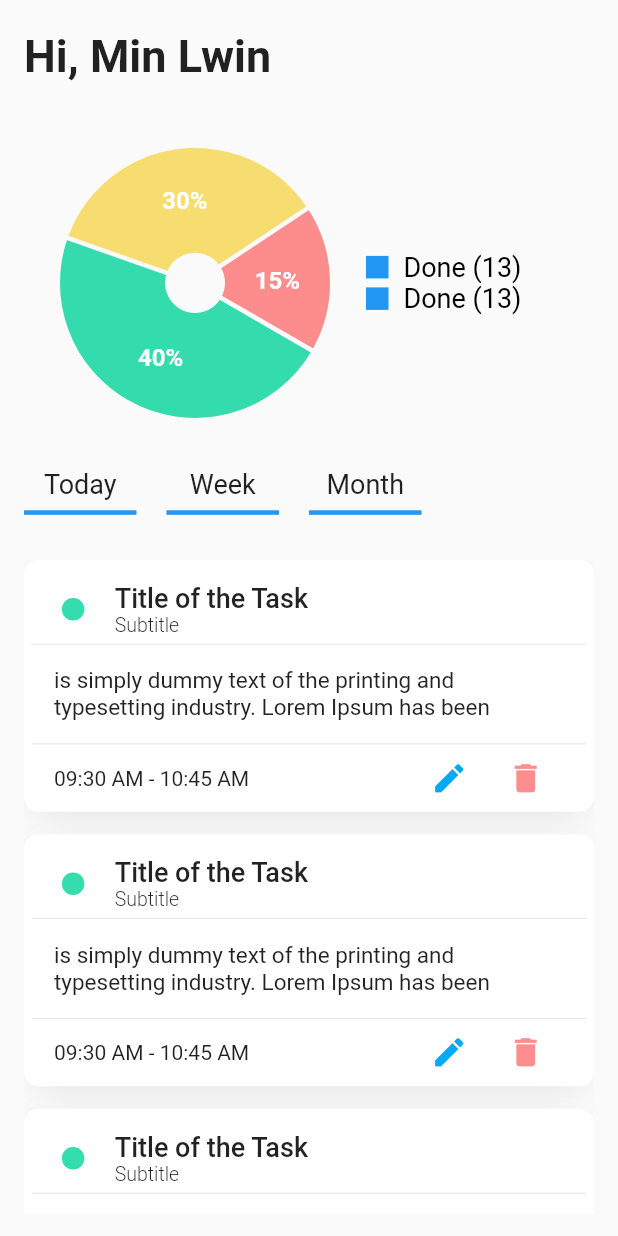
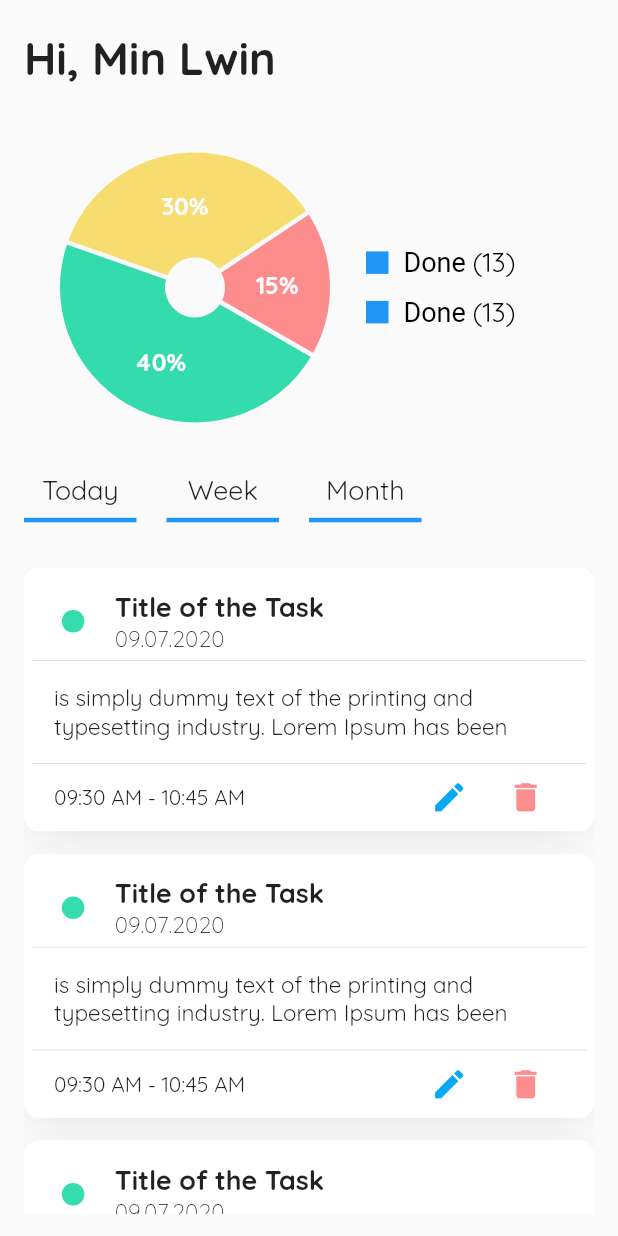
Before and after one commit to Minlwinkyaw307/task-manager, a Flutter app: the screen it shows after launch, on a phone screen of 412 x 824 dp. Run offline on Flutter 3.47's test engine with Material 2 defaults, Android fonts, the phone set to English and light mode, and no system bars; drawn by our look-alikes of fl_chart.

Commit message:
Added Fonts and Changed some designs

```diff
--- a/lib/main.dart
+++ b/lib/main.dart
@@ -12,6 +12,7 @@ class MyApp extends StatelessWidget {
     return MaterialApp(
       title: 'Flutter Demo',
       theme: ThemeData(
+        fontFamily: 'QuickSand',
         primarySwatch: Colors.blue,
         visualDensity: VisualDensity.adaptivePlatformDensity,
       ),
--- a/lib/page/home_page.dart
+++ b/lib/page/home_page.dart
@@ -65,6 +65,9 @@ class _HomePageState extends State<HomePage> {
                             crossAxisAlignment: CrossAxisAlignment.start,
                             children: <Widget>[
                               ValueIndicator(),
+                              SizedBox(
+                                height: 10,
+                              ),
                               ValueIndicator(),
                             ],
                           ),
--- a/lib/widget/task_card_view_widget.dart
+++ b/lib/widget/task_card_view_widget.dart
@@ -4,7 +4,9 @@ import 'package:task_manager/util/global_data.dart';
 class TaskCardView extends StatelessWidget {
   @override
   Widget build(BuildContext context) {
-    return Container(
+    return Opacity(
+      opacity: 1,
+      child: Container(
         width: double.infinity,
         padding: EdgeInsets.symmetric(
           vertical: 10,
@@ -77,13 +79,13 @@ class TaskCardView extends StatelessWidget {
                               fontSize:
                               18,
                               fontWeight:
-                            FontWeight.w500),
+                              FontWeight.w600),
                         ),
                         Text(
-                        'Subtitle',
+                          '09.07.2020',
                           style: TextStyle(
                               fontSize:
-                            13,
+                              15,
                               fontWeight:
                               FontWeight.w300),
                         ),
@@ -163,6 +165,7 @@ class TaskCardView extends StatelessWidget {
             )
           ],
         ),
+      ),
     );
   }
 }
```
Also changed, not shown: pubspec.yaml (+8 -0 lines), assets/fonts/Quicksand-Bold.ttf (added), assets/fonts/Quicksand-Light.ttf (added), assets/fonts/Quicksand-Medium.ttf (added), assets/fonts/Quicksand-Regular.ttf (added), assets/fonts/Quicksand-SemiBold.ttf (added). Lines whose indentation alone changed are shown as unchanged.
